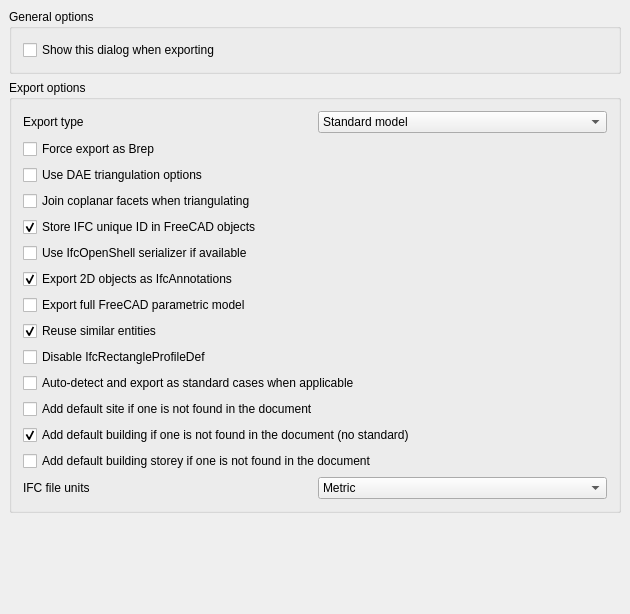
This is src/Mod/BIM/Resources/ui/preferences-ifc-export.ui in southseact-3d/fcd as Qt 5 draws it before an edit. The edited form follows.
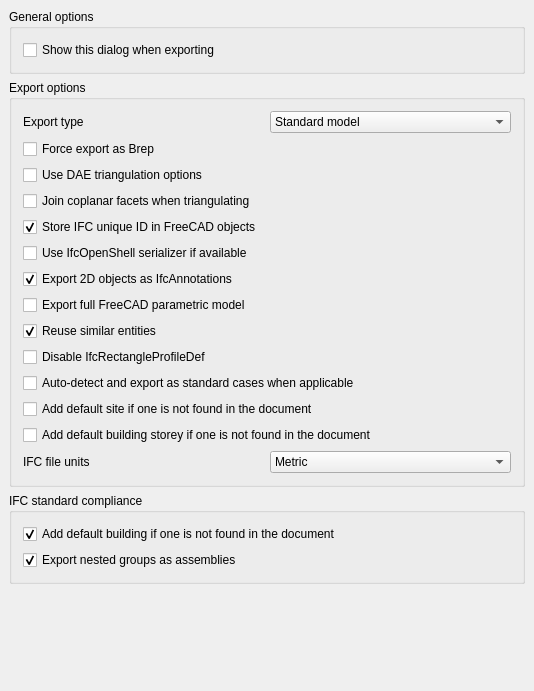
This is the edited form. Custom widgets are drawn as their Qt base class.

Commit message: BIM: Allow to export groups as assemblies

The edit to the form file:
```diff
--- a/src/Mod/BIM/Resources/ui/preferences-ifc-export.ui
+++ b/src/Mod/BIM/Resources/ui/preferences-ifc-export.ui
@@ -6,8 +6,8 @@
    <rect>
     <x>0</x>
     <y>0</y>
-    <width>630</width>
-    <height>614</height>
+    <width>534</width>
+    <height>691</height>
    </rect>
   </property>
   <property name="windowTitle">
@@ -307,27 +307,6 @@
         </property>
        </widget>
       </item>
-      <item>
-       <widget class="Gui::PrefCheckBox" name="checkBox_21">
-        <property name="toolTip">
-         <string>If no building is found in the FreeCAD document, a default one will be added.
-Warning: The IFC standard asks for at least one building in each file. By turning this option off, you will produce a non-standard IFC file.
-However, at FreeCAD, we believe having a building should not be mandatory, and this option is there to have a chance to demonstrate our point of view.</string>
-        </property>
-        <property name="text">
-         <string>Add default building if one is not found in the document (no standard)</string>
-        </property>
-        <property name="checked">
-         <bool>true</bool>
-        </property>
-        <property name="prefEntry" stdset="0">
-         <cstring>IfcAddDefaultBuilding</cstring>
-        </property>
-        <property name="prefPath" stdset="0">
-         <cstring>Mod/Arch</cstring>
-        </property>
-       </widget>
-      </item>
       <item>
        <widget class="Gui::PrefCheckBox" name="checkBox_20">
         <property name="toolTip">
@@ -395,6 +374,55 @@
      </layout>
     </widget>
    </item>
+   <item>
+    <widget class="QGroupBox" name="groupBox_2">
+     <property name="title">
+      <string>IFC standard compliance</string>
+     </property>
+     <layout class="QVBoxLayout" name="verticalLayout_3">
+      <item>
+       <widget class="Gui::PrefCheckBox" name="checkBox_21">
+        <property name="toolTip">
+         <string>If no building is found in the FreeCAD document, a default one will be added.
+Warning: The IFC standard asks for at least one building in each file. By turning this option off, you will produce a non-standard IFC file.
+However, at FreeCAD, we believe having a building should not be mandatory, and this option is there to have a chance to demonstrate our point of view.</string>
+        </property>
+        <property name="text">
+         <string>Add default building if one is not found in the document</string>
+        </property>
+        <property name="checked">
+         <bool>true</bool>
+        </property>
+        <property name="prefEntry" stdset="0">
+         <cstring>IfcAddDefaultBuilding</cstring>
+        </property>
+        <property name="prefPath" stdset="0">
+         <cstring>Mod/Arch</cstring>
+        </property>
+       </widget>
+      </item>
+      <item>
+       <widget class="Gui::PrefCheckBox" name="checkBox_2">
+        <property name="toolTip">
+         <string>In FreeCAD, it is possible to nest groups inside buildings or storeys. If this option is disabled, FreeCAD groups will be saved as IfcGroups and aggregated to the building structure. Aggregating non-building elements such as IfcGroups is however not recommended by the IFC standards. It is therefore also possible to export these groups as IfcElementAssemblies, which produces an IFC-compliant file. However, at FreeCAD, we believe nesting groups inside structures should be possible, and this option is there to have a chance to demonstrate our point of view.</string>
+        </property>
+        <property name="text">
+         <string>Export nested groups as assemblies</string>
+        </property>
+        <property name="checked">
+         <bool>true</bool>
+        </property>
+        <property name="prefEntry" stdset="0">
+         <cstring>IfcGroupsAsAssemblies</cstring>
+        </property>
+        <property name="prefPath" stdset="0">
+         <cstring>Mod/Arch</cstring>
+        </property>
+       </widget>
+      </item>
+     </layout>
+    </widget>
+   </item>
    <item>
     <spacer name="verticalSpacer">
      <property name="orientation">
```
Left out of the diff: 4 changed lines with no effect on the pictures. The commit also changes 2 other files.
